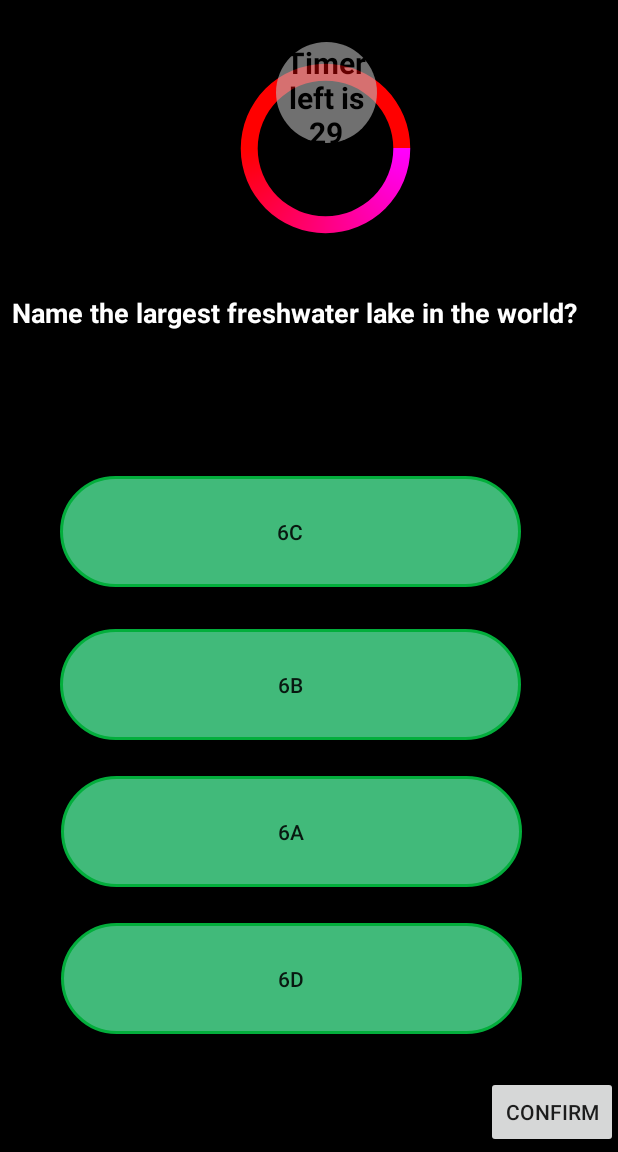
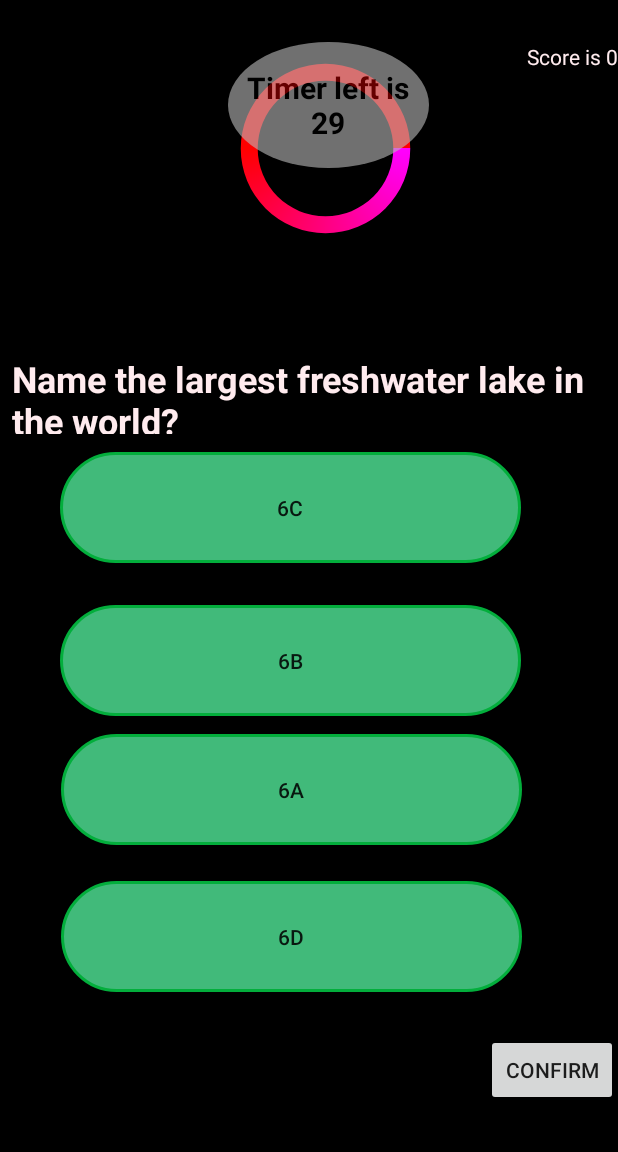
Before and after one commit to AdamMKD/AR-Sweep, an Android app: the screen it shows after launch (QuizActivity), after a tap on "PLAY", on a phone screen of 412 x 824 dp, the part 84-1236 px from its top. Run offline under Robolectric (Android 15) with nearby library versions, the phone set to English and light mode, and no system bars.

Commit message:
Fixed peroblems with develop, added new features, did some questions

```diff
--- a/app/src/main/AndroidManifest.xml
+++ b/app/src/main/AndroidManifest.xml
@@ -24,6 +24,7 @@
         <activity android:name=".activity.ARCoreActivity"></activity>
         <activity android:label="@string/app_name" android:name=".activity.LeaderboardActivity"/>
         <activity android:label="@string/app_name" android:name=".activity.ResultActivity"/>
+        <activity android:label="@string/app_name" android:name=".activity.RulesActivity"/>
 
     </application>
 
--- a/app/src/main/java/com/example/testapplication/Questions.java
+++ b/app/src/main/java/com/example/testapplication/Questions.java
@@ -2,14 +2,15 @@ package com.example.testapplication;
 
 public enum Questions {
 
-    QUESTION1(1, "Who was the legendary Benedictine monk who invented champagne? Dom Perignon.", "true;1A", "false;1B", "false;1C", "false;1D"),
-    QUESTION2(2, "Great Whites and Hammerheads are what type of animals?", "false;2A", "true;2B", "false;2C", "false;2D"),
-    QUESTION3(3, "In which year was Alaska sold to the U.S.?", "false;3A", "false;3B", "true;3C", "false;3D"),
-    QUESTION4(4, "Which famous nurse was known as “The Lady Of The Lamp” during the crimean war?", "false;4A", "false;4B", "false;4C", "true;4D"),
-    QUESTION5(5, "Where did the game of badminton originate?", "true;5A", "false;5B", "false;5C", "false;5D"),
+    QUESTION1(1, "Who was the legendary Benedictine monk who invented champagne?", "true;Dom Pérignon", "false;Benedict of Nursia", "false;Bernard of Clairvaux", "false;Bede Griffiths"),
+    QUESTION2(2, "Great Whites and Hammerheads are what type of animals?", "false;Fish", "true;Shark", "false;Whale", "false;homosapien"),
+    QUESTION3(3, "In which year was Alaska sold to the U.S.?", "false;1674", "false;2010", "true;1867", "false;1958"),
+    QUESTION4(4, "Which famous nurse was known as 'The Lady Of The Lamp' during the crimean war?", "false;Cleopatra", "false;Mother Teresa", "false;Mary Seacole", "true;Florence Nightingale"),
+    QUESTION5(5, "Where did the game of badminton originate?", "true;Europe", "false;America", "false;Brazil", "false;Japan"),
     QUESTION6(6, "Name the largest freshwater lake in the world?", "false;6A", "true;6B", "false;6C", "false;6D"),
     QUESTION7(7, "What’s the coloured part of the human eye called?", "false;7A", "false;7B", "true;7C", "false;7D"),
-    QUESTION8(8, "By what name are the young of frogs and toads known?", "false;8A", "false;8B", "false;8C", "true;8D");
+    QUESTION8(8, "By what name are the young of frogs and toads known?", "false;8A", "false;8B", "false;8C", "true;8D")
+    ;
 
     public final int number;
     public final String question;
--- a/app/src/main/java/com/example/testapplication/activity/MainActivity.java
+++ b/app/src/main/java/com/example/testapplication/activity/MainActivity.java
@@ -3,11 +3,8 @@ package com.example.testapplication.activity;
 import android.animation.ValueAnimator;
 import android.content.Intent;
 import android.os.Bundle;
-import android.util.Log;
 import android.view.View;
-import android.view.animation.LinearInterpolator;
 import android.widget.Button;
-import android.widget.ImageView;
 
 import com.example.testapplication.R;
 
@@ -16,23 +13,14 @@ import androidx.appcompat.app.AppCompatActivity;
 public class MainActivity extends AppCompatActivity {
 
     final ValueAnimator animator = ValueAnimator.ofFloat(0.0f, 1.0f);
-    private Button playButton;
     private Button exitButton;
-    //Used for panorama on home screen
-    private ImageView backgroundOne;
-    private ImageView backgroundTwo;
 
     @Override
     protected void onCreate(Bundle savedInstanceState) {
         super.onCreate(savedInstanceState);
         setContentView(R.layout.activity_main);
 
-
-
-        playButton = (Button) findViewById(R.id.playButton);
-
         exitButton = findViewById(R.id.exit);
-
         //exitButton exit game
         exitButton.setOnClickListener(new View.OnClickListener() {
             @Override
@@ -41,11 +29,7 @@ public class MainActivity extends AppCompatActivity {
                 System.exit(0);
             }
         });
-
-
     }
-
-
 
     public void quizPage(View view) {
         Intent intent = new Intent(this, QuizActivity.class);
@@ -57,8 +41,8 @@ public class MainActivity extends AppCompatActivity {
         startActivity(intent);
     }
 
-    public void ArGame(View view) {
-        Intent intent = new Intent(this, ARCoreActivity.class);
+    public void howToPlayPage(View view) {
+        Intent intent = new Intent(this, RulesActivity.class);
         startActivity(intent);
     }
 }
--- a/app/src/main/res/layout/activity_main.xml
+++ b/app/src/main/res/layout/activity_main.xml
@@ -22,8 +22,8 @@
         android:layout_width="90dp"
         android:layout_height="100dp"
         android:layout_marginStart="12dp"
-        android:text="AR"
-        android:onClick="ArGame"
+        android:text="How to play"
+        android:onClick="howToPlayPage"
         app:layout_constraintBottom_toBottomOf="parent"
         app:layout_constraintStart_toEndOf="@+id/playButton" />
 
--- a/app/src/main/res/layout/activity_quiz.xml
+++ b/app/src/main/res/layout/activity_quiz.xml
@@ -27,11 +27,11 @@
 
     <TextView
         android:id="@+id/countdown"
-        android:layout_width="67dp"
-        android:layout_height="67dp"
+        android:layout_width="134dp"
+        android:layout_height="84dp"
         android:layout_centerHorizontal="true"
         android:layout_centerVertical="true"
-        android:layout_marginStart="184dp"
+        android:layout_marginStart="152dp"
         android:layout_marginTop="28dp"
         android:alpha="0.6"
         android:background="@drawable/circleshape_timerview"
@@ -49,7 +49,7 @@
         android:layout_width="307dp"
         android:layout_height="74dp"
         android:layout_marginStart="40dp"
-        android:layout_marginTop="68dp"
+        android:layout_marginTop="12dp"
         android:background="@drawable/roundedbutton"
         android:onClick="pickButton"
         android:text="Button"
@@ -60,7 +60,7 @@
         android:id="@+id/button2"
         android:layout_width="307dp"
         android:layout_height="74dp"
-        android:layout_marginTop="268dp"
+        android:layout_marginTop="200dp"
         android:layout_marginEnd="64dp"
         android:layout_weight="1"
         android:background="@drawable/roundedbutton"
@@ -110,19 +110,21 @@
         android:layout_width="402dp"
         android:layout_height="53dp"
         android:layout_marginStart="8dp"
+        android:layout_marginTop="40dp"
         android:text="TextView"
-        android:textColor="#ffffff"
-        android:textSize="18sp"
+        android:textColor="#FFEBEE"
+        android:textSize="24sp"
         android:textStyle="bold"
         app:layout_constraintStart_toStartOf="parent"
         app:layout_constraintTop_toBottomOf="@+id/progressbar_timerview" />
 
     <TextView
-        android:id="@+id/score"
+        android:id="@+id/gameOverText"
         android:layout_width="wrap_content"
         android:layout_height="wrap_content"
         android:layout_marginTop="28dp"
         android:text="TextView"
+        android:textColor="#FFEBEE"
         app:layout_constraintEnd_toEndOf="parent"
         app:layout_constraintTop_toTopOf="parent" />
 
```
Also changed, not shown: app/src/main/java/com/example/testapplication/activity/QuizActivity.java (+10 -9 lines), app/src/main/java/com/example/testapplication/activity/ResultActivity.java (+29 -0 lines), app/src/main/java/com/example/testapplication/activity/RulesActivity.java (added, +23 -0 lines), app/src/main/java/com/example/testapplication/activity/TimeDisplayActivity.java (+4 -11 lines), app/src/main/res/layout/activity_result.xml (+52 -6 lines), app/src/main/res/layout/activity_rules.xml (added, +20 -0 lines).
